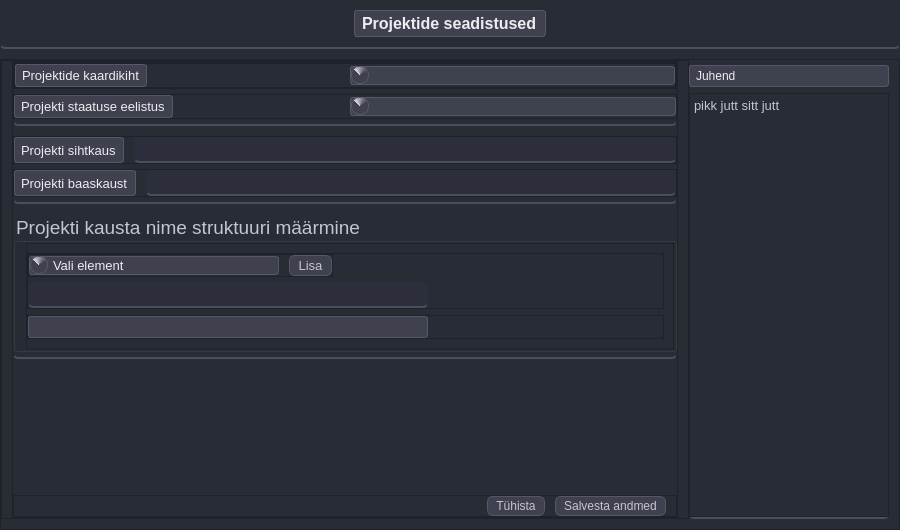
Old version of the form mailabl-qgis/config/confWidgets/ProjectSetup.ui in the repository TuloliKalver/mailabl-qgis.
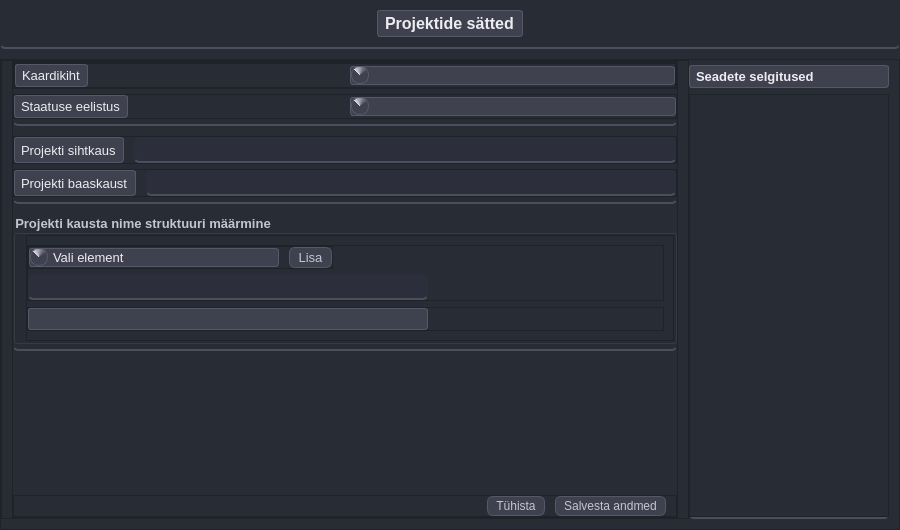
New version of the form. Icons and pictures are not drawn.

Commit message: Prokekti sätetete täiendused

Patch:
```diff
--- a/mailabl-qgis/config/confWidgets/ProjectSetup.ui
+++ b/mailabl-qgis/config/confWidgets/ProjectSetup.ui
@@ -209,7 +209,7 @@
          </font>
         </property>
         <property name="text">
-         <string>Projektide seadistused</string>
+         <string>Projektide sätted</string>
         </property>
        </widget>
       </item>
@@ -399,7 +399,7 @@
                         </font>
                        </property>
                        <property name="text">
-                        <string>Projektide kaardikiht</string>
+                        <string>Kaardikiht</string>
                        </property>
                       </widget>
                      </item>
@@ -492,7 +492,7 @@
                      </font>
                     </property>
                     <property name="text">
-                     <string>Projekti staatuse eelistus</string>
+                     <string>Staatuse eelistus</string>
                     </property>
                    </widget>
                   </item>
@@ -680,7 +680,9 @@
                 <widget class="QGroupBox" name="groupBox">
                  <property name="font">
                   <font>
-                   <pointsize>14</pointsize>
+                   <pointsize>10</pointsize>
+                   <weight>75</weight>
+                   <bold>true</bold>
                   </font>
                  </property>
                  <property name="title">
@@ -1019,8 +1021,15 @@
          </property>
          <item>
           <widget class="QLabel" name="label_2">
+           <property name="font">
+            <font>
+             <pointsize>10</pointsize>
+             <weight>75</weight>
+             <bold>true</bold>
+            </font>
+           </property>
            <property name="text">
-            <string>Juhend</string>
+            <string>Seadete selgitused</string>
            </property>
           </widget>
          </item>
@@ -1036,7 +1045,7 @@
 &lt;html&gt;&lt;head&gt;&lt;meta name=&quot;qrichtext&quot; content=&quot;1&quot; /&gt;&lt;style type=&quot;text/css&quot;&gt;
 p, li { white-space: pre-wrap; }
 &lt;/style&gt;&lt;/head&gt;&lt;body style=&quot; font-family:'MS Shell Dlg 2'; font-size:10pt; font-weight:400; font-style:normal;&quot;&gt;
-&lt;p style=&quot; margin-top:0px; margin-bottom:0px; margin-left:0px; margin-right:0px; -qt-block-indent:0; text-indent:0px;&quot;&gt;pikk jutt sitt jutt&lt;/p&gt;&lt;/body&gt;&lt;/html&gt;</string>
+&lt;p style=&quot;-qt-paragraph-type:empty; margin-top:0px; margin-bottom:0px; margin-left:0px; margin-right:0px; -qt-block-indent:0; text-indent:0px;&quot;&gt;&lt;br /&gt;&lt;/p&gt;&lt;/body&gt;&lt;/html&gt;</string>
            </property>
           </widget>
          </item>
```
